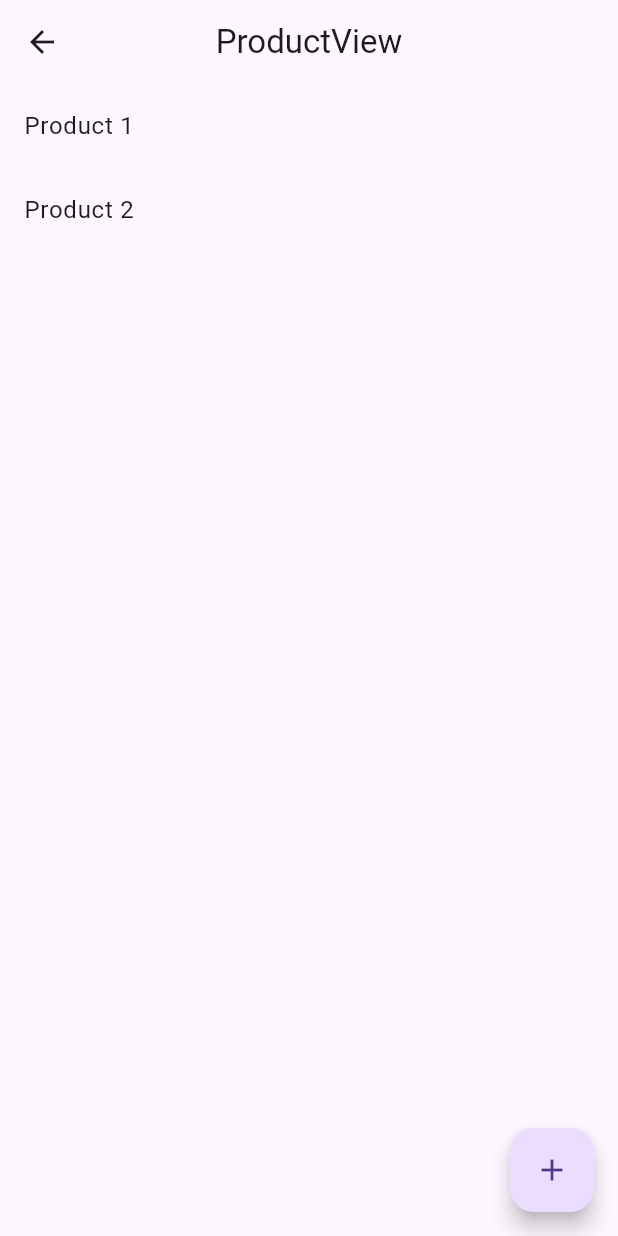
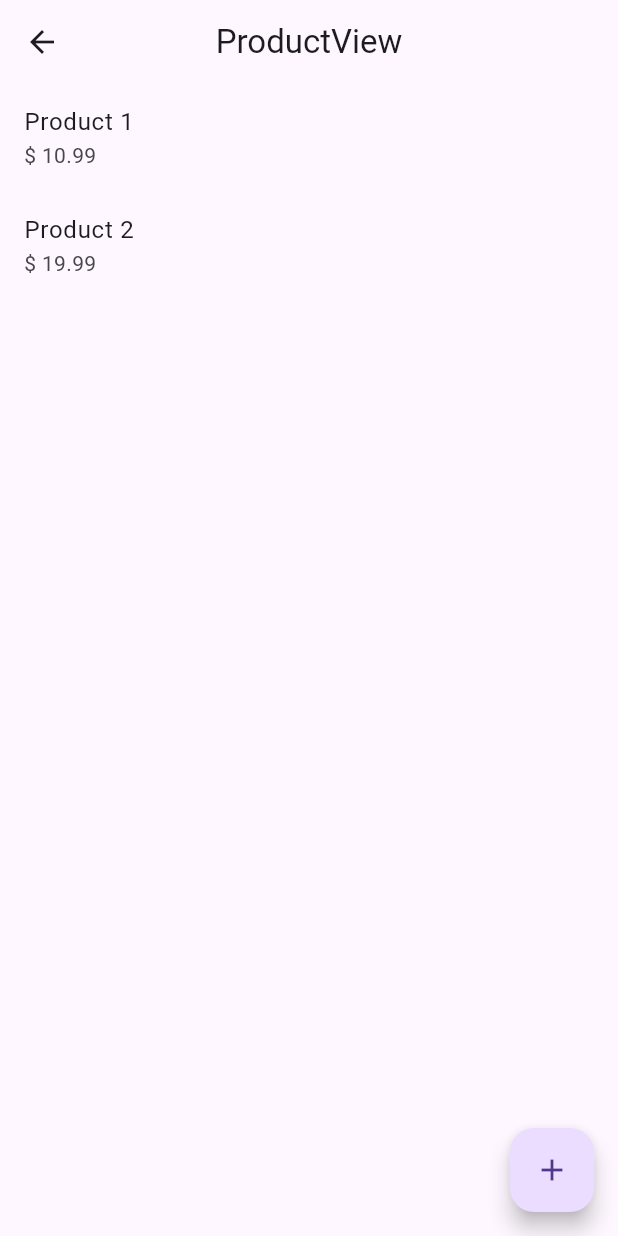
Before and after one commit to arieeefajar/testing_flutter_get_cli, a Flutter app: the ProductView screen opened by its route, on a phone screen of 412 x 824 dp. Run offline on Flutter 3.47's test engine with Material 3 defaults, Android fonts, the phone set to English and light mode, and no system bars; our stand-ins replace get.

Commit message:
feat(product): widget product item

```diff
--- /dev/null
+++ b/lib/app/modules/product/views/product_item.dart
@@ -0,0 +1,14 @@
+import 'package:flutter/material.dart';
+
+class ProductItem extends StatelessWidget {
+  const ProductItem(this.data);
+  final Map<String, dynamic> data;
+
+  @override
+  Widget build(BuildContext context) {
+    return ListTile(
+      title: Text(data['name']),
+      subtitle: Text("\$ ${data['price'].toStringAsFixed(2)}"),
+    );
+  }
+}
--- a/lib/app/modules/product/views/product_view.dart
+++ b/lib/app/modules/product/views/product_view.dart
@@ -4,6 +4,7 @@ import 'package:flutter/material.dart';
 import 'package:get/get.dart';
 
 import '../controllers/product_controller.dart';
+import './product_item.dart';
 
 class ProductView extends GetView<ProductController> {
   const ProductView({super.key});
@@ -15,7 +16,7 @@ class ProductView extends GetView<ProductController> {
         () => ListView.builder(
           itemCount: controller.product.length,
           itemBuilder: (context, index) =>
-              ListTile(title: Text(controller.product[index]["name"])),
+              ProductItem(controller.product[index]),
         ),
       ),
       floatingActionButton: FloatingActionButton(
--- a/pubspec.yaml
+++ b/pubspec.yaml
@@ -35,6 +35,7 @@ dependencies:
   # Use with the CupertinoIcons class for iOS style icons.
   cupertino_icons: ^1.0.8
   get: ^4.7.2
+  http: ^1.4.0
 
 dev_dependencies:
   flutter_test:
```
Also changed, not shown: pubspec.lock.
